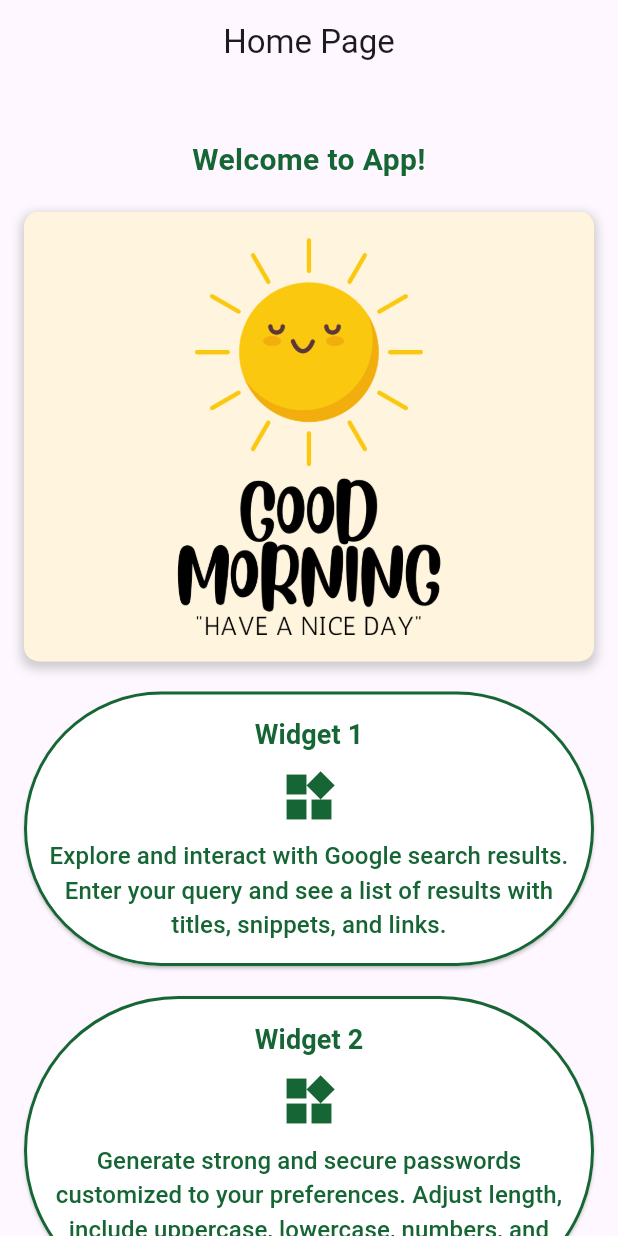
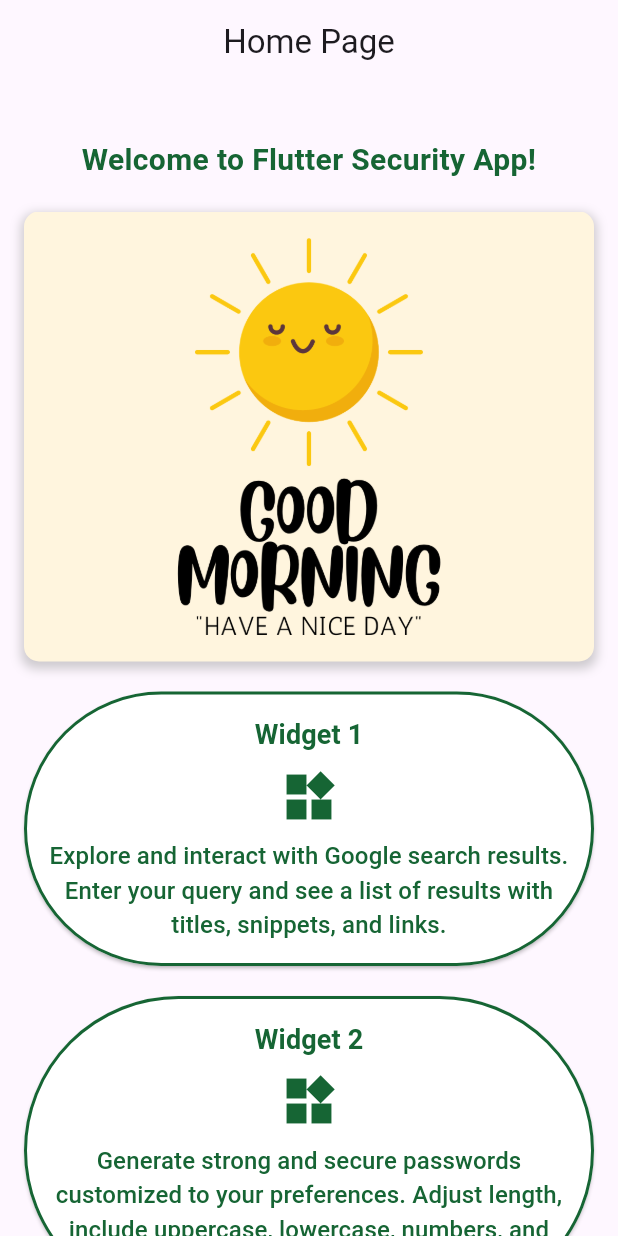
Before and after one commit to Vivek-G-Iyer/MDEV1005-Assignment-3-Flutter-App, a Flutter app: the screen it shows after launch, on a phone screen of 412 x 824 dp. Run offline on Flutter 3.47's test engine with Material 3 defaults, Android fonts, the phone set to English and light mode, and no system bars; our stand-ins replace flutter_html; missing offline and left inert: clipboard.

Commit message:
Name Changed to Flutter Security

```diff
--- a/lib/main.dart
+++ b/lib/main.dart
@@ -3,14 +3,14 @@ import 'Widget1.dart';
 import 'Widget2.dart';
 import 'Widget3.dart';
 
-void main() => runApp(MyApp());
+void main() => runApp(FlutterSecurity());
 
-class MyApp extends StatelessWidget {
+class FlutterSecurity extends StatelessWidget {
   @override
   Widget build(BuildContext context) {
     // Main entry point for the application.
     return MaterialApp(
-      title: 'Flutter Example App',
+      title: 'Flutter Security App',
       theme: ThemeData(primarySwatch: Colors.blue),
       home: HomePage(),
     );
@@ -35,7 +35,7 @@ class HomePage extends StatelessWidget {
           children: [
             // Display a welcome message.
             SizedBox(height: 20),
-            Text('Welcome to App!', style: TextStyle(fontSize: 20, fontWeight: FontWeight.bold, color: Color(0xFF166534)), textAlign: TextAlign.center),
+            Text('Welcome to Flutter Security App!', style: TextStyle(fontSize: 20, fontWeight: FontWeight.bold, color: Color(0xFF166534)), textAlign: TextAlign.center),
             // Display an image based on the time of day.
             SizedBox(height: 20),
             Container(
```
